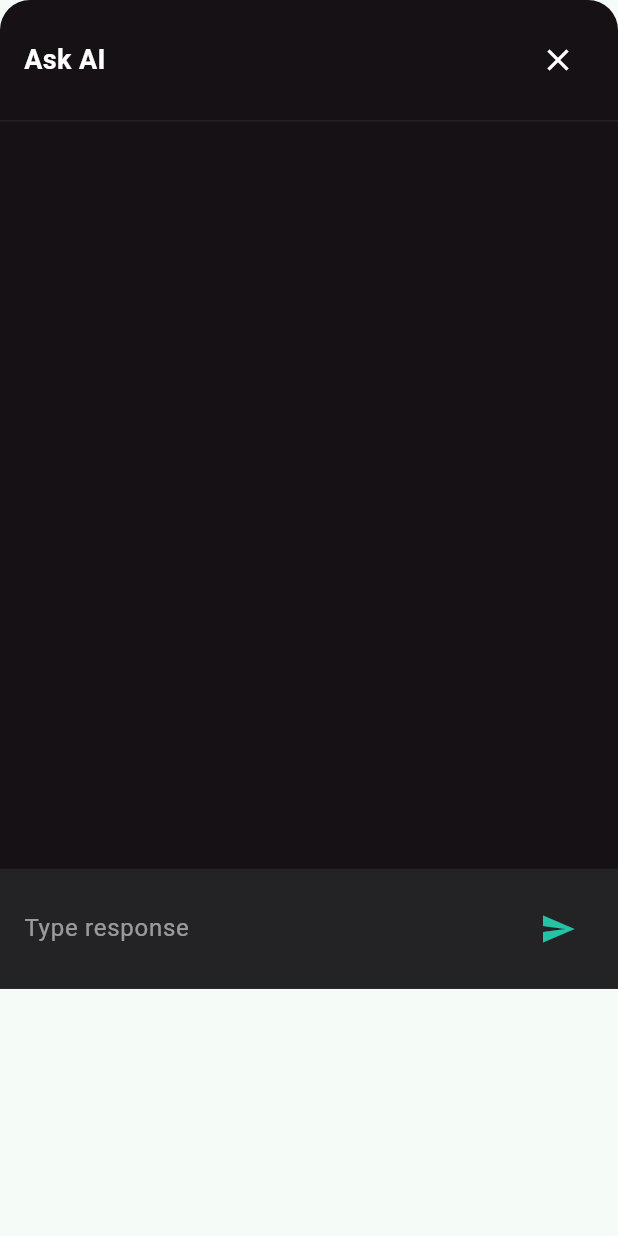
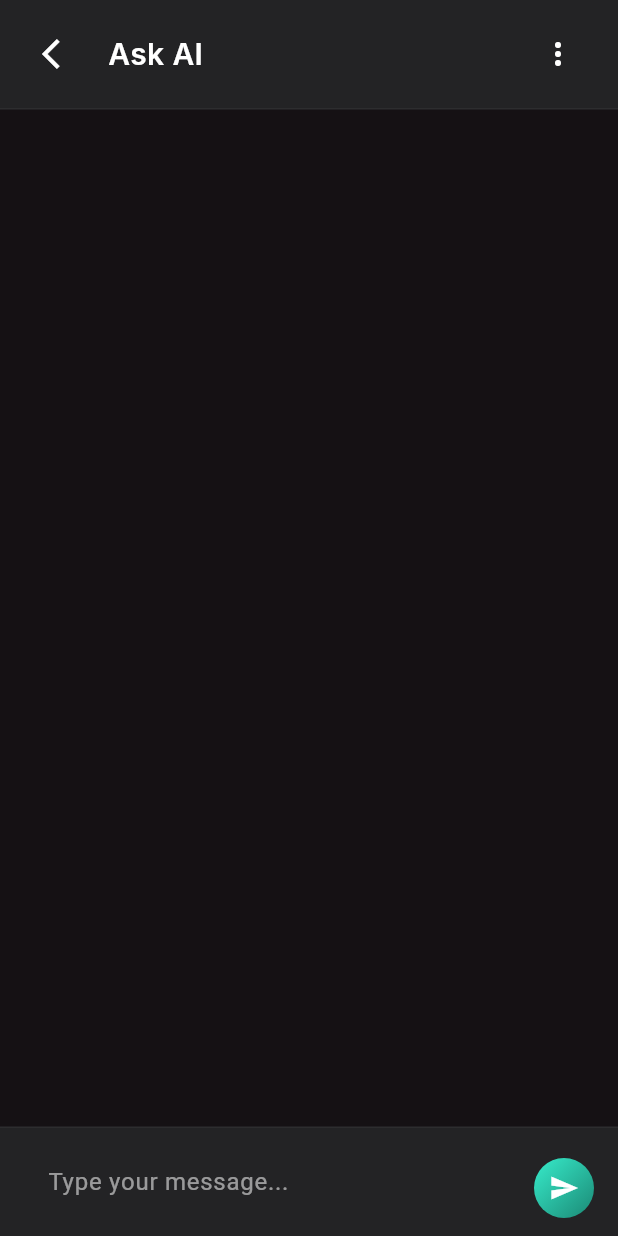
Before and after one commit to kulame/health_app, a Flutter app: the ChatDialog widget shown alone on an empty page, opened directly, on a phone screen of 412 x 824 dp. Run offline on Flutter 3.47's test engine with Material 3 defaults, Android fonts, the phone set to English and light mode, and no system bars; our stand-ins replace dio, file_picker, flutter_dotenv, flutter_riverpod, freezed_annotation, riverpod_annotation; missing offline and left inert: syncfusion_flutter_pdf; generated files the repository leaves out were written again; Roboto replaces fonts that are missing (Inter).

Commit message:
refactor(chat): improve chat dialog UI and functionality

```diff
--- a/lib/screen/Home.dart
+++ b/lib/screen/Home.dart
@@ -282,11 +282,11 @@ class _HomeState extends ConsumerState<Home> {
       );
 
   void _showChatDialog(BuildContext context) {
-    showModalBottomSheet(
-      context: context,
-      backgroundColor: Colors.transparent,
-      isScrollControlled: true,
-      builder: (context) => const ChatDialog(),
+    Navigator.of(context).push(
+      MaterialPageRoute(
+        fullscreenDialog: true,
+        builder: (context) => const ChatDialog(),
+      ),
     );
   }
 
--- a/lib/widgets/chat_dialog.dart
+++ b/lib/widgets/chat_dialog.dart
@@ -11,106 +11,160 @@ class ChatDialog extends ConsumerStatefulWidget {
 
 class _ChatDialogState extends ConsumerState<ChatDialog> {
   final TextEditingController _controller = TextEditingController();
+  final ScrollController _scrollController = ScrollController();
   final List<ChatMessage> _messages = [];
   bool _isLoading = false;
 
   @override
   void dispose() {
     _controller.dispose();
+    _scrollController.dispose();
     super.dispose();
   }
 
+  void _scrollToBottom() {
+    WidgetsBinding.instance.addPostFrameCallback((_) {
+      _scrollController.animateTo(
+        _scrollController.position.maxScrollExtent,
+        duration: const Duration(milliseconds: 300),
+        curve: Curves.easeOut,
+      );
+    });
+  }
+
   @override
-  Widget build(BuildContext context) => Container(
-        height: MediaQuery.of(context).size.height * 0.8,
+  Widget build(BuildContext context) => Material(
+        color: Colors.transparent,
+        child: Container(
+          height: MediaQuery.of(context).size.height,
           decoration: const BoxDecoration(
             color: Color.fromRGBO(21, 17, 20, 1),
-          borderRadius: BorderRadius.vertical(top: Radius.circular(20)),
           ),
           child: SafeArea(
             child: Column(
               children: [
                 _buildHeader(),
-              Expanded(
-                child: SingleChildScrollView(
-                  child: Padding(
-                    padding: const EdgeInsets.symmetric(horizontal: 16.0),
-                    child: Column(
-                      children: _messages.map((msg) => msg).toList(),
-                    ),
-                  ),
-                ),
-              ),
+                Expanded(child: _buildMessageList()),
                 _buildInputArea(),
               ],
+            ),
           ),
         ),
       );
 
   Widget _buildHeader() => Container(
-        padding: const EdgeInsets.all(16),
+        padding: const EdgeInsets.symmetric(horizontal: 16, vertical: 12),
         decoration: const BoxDecoration(
+          color: Color.fromRGBO(35, 35, 37, 1),
           border: Border(
             bottom: BorderSide(
-              color: Color.fromRGBO(35, 35, 37, 1),
+              color: Color.fromRGBO(45, 45, 47, 1),
               width: 1,
             ),
           ),
         ),
         child: Row(
           children: [
+            IconButton(
+              icon: const Icon(Icons.arrow_back_ios, color: Colors.white),
+              onPressed: () => Navigator.pop(context),
+            ),
+            const SizedBox(width: 8),
             const Text(
               'Ask AI',
               style: TextStyle(
                 color: Colors.white,
-                fontSize: 18,
+                fontSize: 20,
                 fontWeight: FontWeight.w600,
+                fontFamily: 'Inter',
               ),
             ),
             const Spacer(),
             IconButton(
-              icon: const Icon(Icons.close, color: Colors.white),
-              onPressed: () => Navigator.pop(context),
+              icon: const Icon(Icons.more_vert, color: Colors.white),
+              onPressed: () {}, // 添加更多功能
             ),
           ],
         ),
       );
 
+  Widget _buildMessageList() => ListView.builder(
+        controller: _scrollController,
+        padding: const EdgeInsets.symmetric(horizontal: 16, vertical: 8),
+        itemCount: _messages.length,
+        itemBuilder: (context, index) => _messages[index],
+      );
+
   Widget _buildInputArea() => Container(
-        padding: const EdgeInsets.all(16),
+        padding: EdgeInsets.only(
+          left: 16,
+          right: 16,
+          top: 12,
+          bottom: MediaQuery.of(context).viewInsets.bottom + 12,
+        ),
         decoration: const BoxDecoration(
           color: Color.fromRGBO(35, 35, 37, 1),
-        ),
-        child: Row(
-          children: [
-            Expanded(
-              child: TextField(
-                controller: _controller,
-                style: const TextStyle(color: Colors.white),
-                decoration: const InputDecoration(
-                  hintText: 'Type response',
-                  hintStyle: TextStyle(color: Colors.white54),
-                  border: InputBorder.none,
+          border: Border(
+            top: BorderSide(
+              color: Color.fromRGBO(45, 45, 47, 1),
+              width: 1,
             ),
           ),
         ),
-            IconButton(
+        child: Row(
+          crossAxisAlignment: CrossAxisAlignment.end,
+          children: [
+            Expanded(
+              child: Container(
+                constraints: const BoxConstraints(maxHeight: 100),
+                child: TextField(
+                  controller: _controller,
+                  maxLines: null,
+                  style: const TextStyle(color: Colors.white),
+                  decoration: const InputDecoration(
+                    hintText: 'Type your message...',
+                    hintStyle: TextStyle(color: Colors.white54),
+                    border: InputBorder.none,
+                    contentPadding: EdgeInsets.symmetric(
+                      horizontal: 16,
+                      vertical: 8,
+                    ),
+                  ),
+                ),
+              ),
+            ),
+            const SizedBox(width: 8),
+            _buildSendButton(),
+          ],
+        ),
+      );
+
+  Widget _buildSendButton() => Container(
+        width: 40,
+        height: 40,
+        decoration: BoxDecoration(
+          gradient: const LinearGradient(
+            begin: Alignment.topLeft,
+            end: Alignment.bottomRight,
+            colors: [
+              Color.fromRGBO(55, 236, 203, 1),
+              Color.fromRGBO(27, 137, 117, 1),
+            ],
+          ),
+          borderRadius: BorderRadius.circular(20),
+        ),
+        child: IconButton(
           icon: _isLoading
               ? const SizedBox(
-                      width: 24,
-                      height: 24,
+                  width: 20,
+                  height: 20,
                   child: CircularProgressIndicator(
                     strokeWidth: 2,
-                        color: Color.fromRGBO(37, 195, 166, 1),
+                    color: Colors.white,
                   ),
                 )
-                  : const Icon(
-                      Icons.send,
-                      color: Color.fromRGBO(37, 195, 166, 1),
-                    ),
+              : const Icon(Icons.send, color: Colors.white, size: 20),
           onPressed: _isLoading ? null : _handleSend,
-            ),
-          ],
         ),
       );
 
@@ -127,9 +181,11 @@ class _ChatDialogState extends ConsumerState<ChatDialog> {
       _isLoading = true;
     });
 
+    _scrollToBottom();
+
     try {
       final response =
-          await ref.read(gptServiceProvider).chat(_controller.text); // 需要实现这个方法
+          await ref.read(gptServiceProvider).chat(_controller.text);
 
       setState(() {
         _messages.add(ChatMessage(
@@ -139,6 +195,7 @@ class _ChatDialogState extends ConsumerState<ChatDialog> {
       });
 
       _controller.clear();
+      _scrollToBottom();
     } catch (e) {
       if (mounted) {
         ScaffoldMessenger.of(context).showSnackBar(
@@ -172,20 +229,24 @@ class ChatMessage extends StatelessWidget {
           children: [
             Container(
               constraints: BoxConstraints(
-                maxWidth: MediaQuery.of(context).size.width * 0.7,
+                maxWidth: MediaQuery.of(context).size.width * 0.75,
               ),
-              padding: const EdgeInsets.all(12),
+              padding: const EdgeInsets.symmetric(
+                horizontal: 16,
+                vertical: 12,
+              ),
               decoration: BoxDecoration(
                 color: isUser
                     ? const Color.fromRGBO(37, 195, 166, 1)
                     : const Color.fromRGBO(35, 35, 37, 1),
-                borderRadius: BorderRadius.circular(12),
+                borderRadius: BorderRadius.circular(16),
               ),
               child: Text(
                 message,
                 style: const TextStyle(
                   color: Colors.white,
-                  fontSize: 14,
+                  fontSize: 16,
+                  height: 1.4,
                 ),
               ),
             ),
```
Lines whose indentation alone changed are shown as unchanged.
